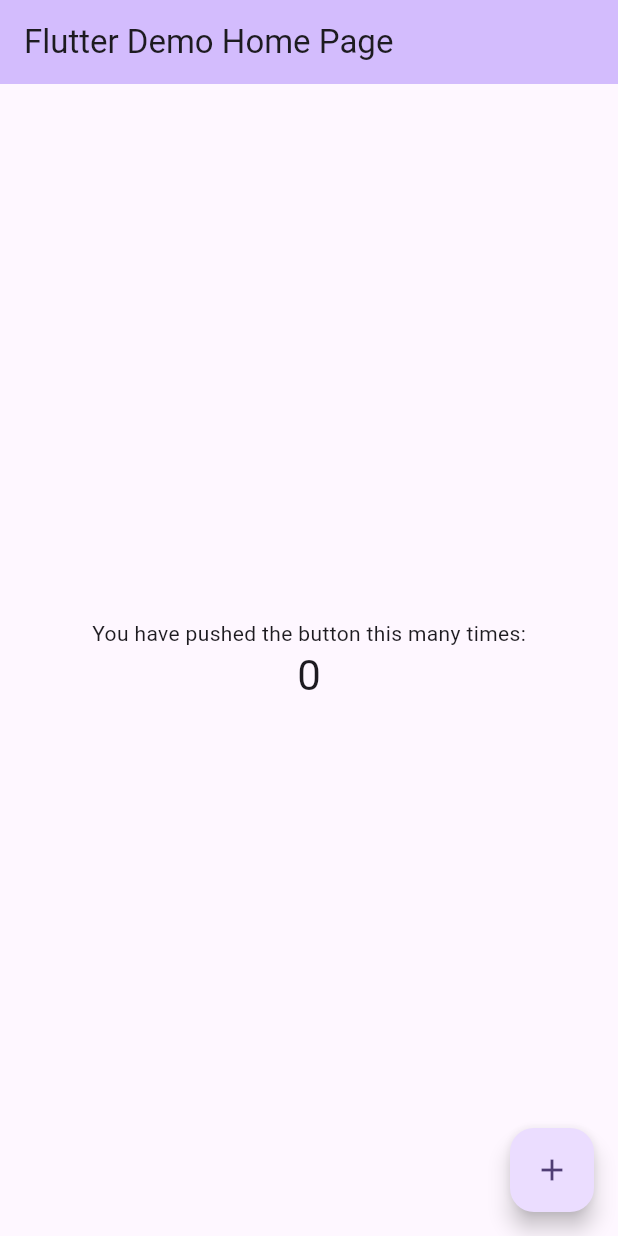
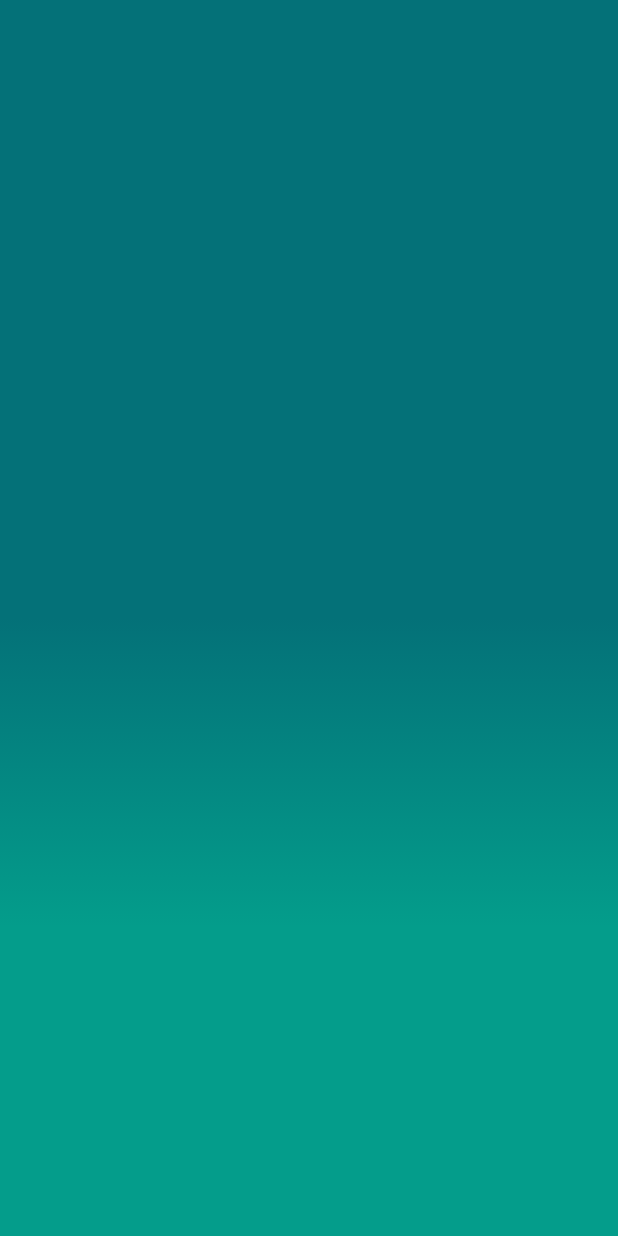
Before and after one commit to eduardoazvd17/notes_app, a Flutter app: the screen it shows after launch, on a phone screen of 412 x 824 dp. Run offline on Flutter 3.47's test engine with Material 2 defaults, Android fonts, the phone set to English and light mode, and no system bars.

Commit message:
First run; Adding theme and creating custom scaffold widget

```diff
--- a/lib/main.dart
+++ b/lib/main.dart
@@ -1,4 +1,6 @@
 import 'package:flutter/material.dart';
+import 'package:notesapp/src/core/utils/theme_utils.dart';
+import 'package:notesapp/src/features/login/presentation/pages/login_page.dart';
 
 void main() {
   runApp(const MyApp());
@@ -6,120 +8,12 @@ void main() {
 
 class MyApp extends StatelessWidget {
   const MyApp({super.key});
-
-  // This widget is the root of your application.
   @override
   Widget build(BuildContext context) {
     return MaterialApp(
-      title: 'Flutter Demo',
-      theme: ThemeData(
-        // This is the theme of your application.
-        //
-        // TRY THIS: Try running your application with "flutter run". You'll see
-        // the application has a blue toolbar. Then, without quitting the app,
-        // try changing the seedColor in the colorScheme below to Colors.green
-        // and then invoke "hot reload" (save your changes or press the "hot
-        // reload" button in a Flutter-supported IDE, or press "r" if you used
-        // the command line to start the app).
-        //
-        // Notice that the counter didn't reset back to zero; the application
-        // state is not lost during the reload. To reset the state, use hot
-        // restart instead.
-        //
-        // This works for code too, not just values: Most code changes can be
-        // tested with just a hot reload.
-        colorScheme: ColorScheme.fromSeed(seedColor: Colors.deepPurple),
-        useMaterial3: true,
-      ),
-      home: const MyHomePage(title: 'Flutter Demo Home Page'),
+      title: 'NotesApp',
+      theme: ThemeUtils.themeData,
+      home: const LoginPage(),
     );
   }
 }
-
-class MyHomePage extends StatefulWidget {
-  const MyHomePage({super.key, required this.title});
-
-  // This widget is the home page of your application. It is stateful, meaning
-  // that it has a State object (defined below) that contains fields that affect
-  // how it looks.
-
-  // This class is the configuration for the state. It holds the values (in this
-  // case the title) provided by the parent (in this case the App widget) and
-  // used by the build method of the State. Fields in a Widget subclass are
-  // always marked "final".
-
-  final String title;
-
-  @override
-  State<MyHomePage> createState() => _MyHomePageState();
-}
-
-class _MyHomePageState extends State<MyHomePage> {
-  int _counter = 0;
-
-  void _incrementCounter() {
-    setState(() {
-      // This call to setState tells the Flutter framework that something has
-      // changed in this State, which causes it to rerun the build method below
-      // so that the display can reflect the updated values. If we changed
-      // _counter without calling setState(), then the build method would not be
-      // called again, and so nothing would appear to happen.
-      _counter++;
-    });
-  }
-
-  @override
-  Widget build(BuildContext context) {
-    // This method is rerun every time setState is called, for instance as done
-    // by the _incrementCounter method above.
-    //
-    // The Flutter framework has been optimized to make rerunning build methods
-    // fast, so that you can just rebuild anything that needs updating rather
-    // than having to individually change instances of widgets.
-    return Scaffold(
-      appBar: AppBar(
-        // TRY THIS: Try changing the color here to a specific color (to
-        // Colors.amber, perhaps?) and trigger a hot reload to see the AppBar
-        // change color while the other colors stay the same.
-        backgroundColor: Theme.of(context).colorScheme.inversePrimary,
-        // Here we take the value from the MyHomePage object that was created by
-        // the App.build method, and use it to set our appbar title.
-        title: Text(widget.title),
-      ),
-      body: Center(
-        // Center is a layout widget. It takes a single child and positions it
-        // in the middle of the parent.
-        child: Column(
-          // Column is also a layout widget. It takes a list of children and
-          // arranges them vertically. By default, it sizes itself to fit its
-          // children horizontally, and tries to be as tall as its parent.
-          //
-          // Column has various properties to control how it sizes itself and
-          // how it positions its children. Here we use mainAxisAlignment to
-          // center the children vertically; the main axis here is the vertical
-          // axis because Columns are vertical (the cross axis would be
-          // horizontal).
-          //
-          // TRY THIS: Invoke "debug painting" (choose the "Toggle Debug Paint"
-          // action in the IDE, or press "p" in the console), to see the
-          // wireframe for each widget.
-          mainAxisAlignment: MainAxisAlignment.center,
-          children: <Widget>[
-            const Text(
-              'You have pushed the button this many times:',
-            ),
-            Text(
-              '$_counter',
-              style: Theme.of(context).textTheme.headlineMedium,
-            ),
-          ],
-        ),
-      ),
-      floatingActionButton: FloatingActionButton(
-        onPressed: _incrementCounter,
-        tooltip: 'Increment',
-        child: const Icon(Icons.add),
-      ), // This trailing comma makes auto-formatting nicer for build methods.
-    );
-  }
-}
--- /dev/null
+++ b/lib/src/core/utils/theme_utils.dart
@@ -0,0 +1,28 @@
+import 'package:flutter/material.dart';
+
+class ThemeUtils {
+  static const backgroundColor = Color(0xff047178);
+  static const secondaryBackgroundColor = Color(0xff049d8b);
+  static const primaryColor = Color(0xff0ec171);
+  static const borderColor = Color(0xff343c3c);
+  static const foregroundColor = Color(0xff1e2227);
+
+  static ThemeData get themeData => ThemeData(
+        useMaterial3: true,
+        colorScheme: ColorScheme.fromSeed(
+          seedColor: Colors.white,
+          background: backgroundColor,
+          onBackground: foregroundColor,
+          primary: primaryColor,
+          onPrimary: foregroundColor,
+          secondary: backgroundColor,
+          onSecondary: foregroundColor,
+          tertiary: secondaryBackgroundColor,
+          onTertiary: foregroundColor,
+          surfaceTint: Colors.white,
+          outline: borderColor,
+          shadow: borderColor,
+          error: Colors.red,
+        ),
+      );
+}
--- /dev/null
+++ b/lib/src/core/widgets/custom_scaffold_widget.dart
@@ -0,0 +1,32 @@
+import 'package:flutter/material.dart';
+import 'package:notesapp/src/core/utils/theme_utils.dart';
+
+class CustomScaffoldWidget extends StatelessWidget {
+  final PreferredSizeWidget? appBar;
+  final Widget? child;
+  const CustomScaffoldWidget({super.key, this.appBar, this.child});
+
+  @override
+  Widget build(BuildContext context) {
+    return DecoratedBox(
+      decoration: const BoxDecoration(
+        gradient: LinearGradient(
+          colors: [
+            ThemeUtils.backgroundColor,
+            ThemeUtils.secondaryBackgroundColor,
+          ],
+          stops: [0.5, 0.75],
+          begin: Alignment.topCenter,
+          end: Alignment.bottomCenter,
+        ),
+      ),
+      child: Scaffold(
+        backgroundColor: Colors.transparent,
+        appBar: appBar,
+        body: SafeArea(
+          child: child ?? const SizedBox(),
+        ),
+      ),
+    );
+  }
+}
--- /dev/null
+++ b/lib/src/features/login/presentation/pages/login_page.dart
@@ -0,0 +1,11 @@
+import 'package:flutter/material.dart';
+import 'package:notesapp/src/core/widgets/custom_scaffold_widget.dart';
+
+class LoginPage extends StatelessWidget {
+  const LoginPage({super.key});
+
+  @override
+  Widget build(BuildContext context) {
+    return CustomScaffoldWidget();
+  }
+}
```
Also changed, not shown: 7 other files.
